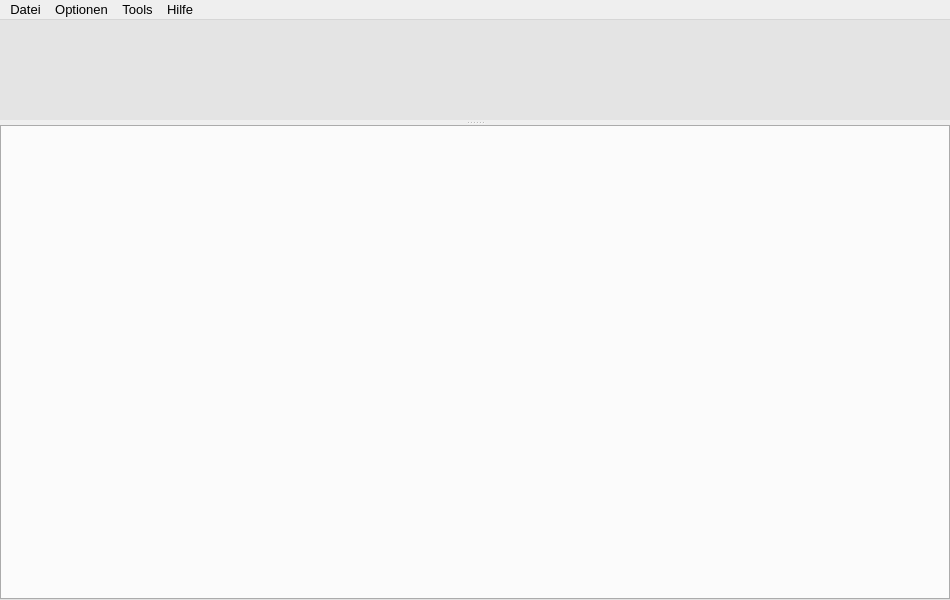
Qt form sfdlsauger.ui (DoctorW00/SFDLSaugerPro) before a commit.
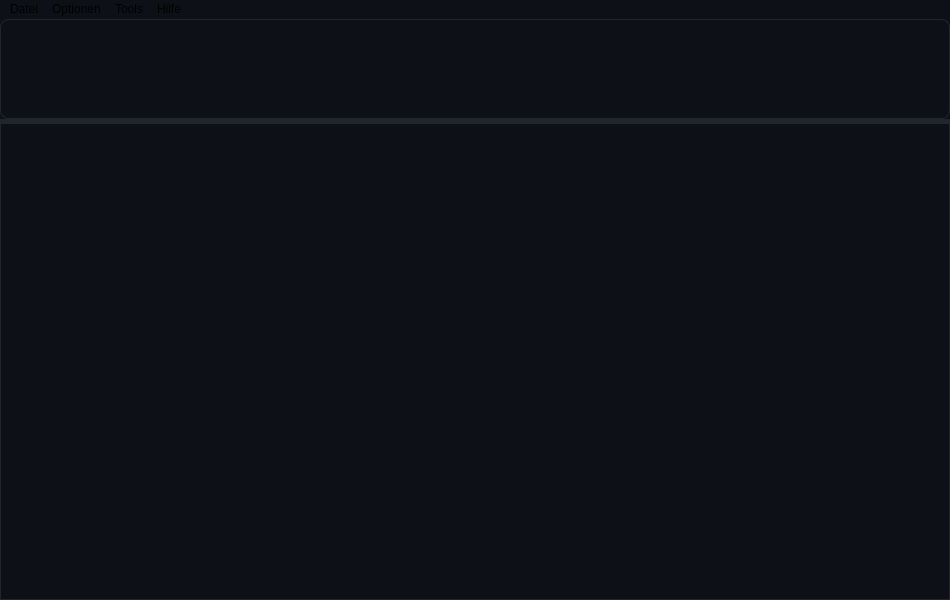
The same form after that commit. Icons and pictures are not drawn.

Patch:
```diff
--- a/sfdlsauger.ui
+++ b/sfdlsauger.ui
@@ -19,7 +19,7 @@
    <string>SFDLSauger Pro</string>
   </property>
   <property name="styleSheet">
-   <string notr="true"/>
+   <string notr="true">background-color: #0d1117;</string>
   </property>
   <property name="iconSize">
    <size>
@@ -48,7 +48,10 @@
      <widget class="QSplitter" name="splitter">
       <property name="styleSheet">
        <string notr="true">QSplitter::handle {
-	background: #FFFFFF url(:/gfx/splitter.png) center no-repeat;
+	background: #21262d;
+}
+QSplitter::handle:hover {
+	background: #58a6ff;
 }</string>
       </property>
       <property name="orientation">
@@ -109,8 +112,12 @@
         <bool>false</bool>
        </property>
        <property name="styleSheet">
-        <string notr="true">border: none;
-background: #e4e4e4;</string>
+        <string notr="true">border: 1px solid #21262d;
+background: #0d1117;
+color: #8b949e;
+font-size: 12px;
+border-radius: 8px;
+padding: 12px;</string>
        </property>
        <property name="frameShape">
         <enum>QFrame::Shape::Box</enum>
@@ -188,42 +195,27 @@
        </property>
        <property name="styleSheet">
         <string notr="true">QTabWidget::pane {
-	border: none;
-    /*background: #b0b0b0 url(:/gfx/tabbackground.png) center no-repeat;*/
-	background: #ffffff url(:/gfx/tabbackground.png) center no-repeat;
-	border-top: 1px solid black;
+	border: 1px solid #21262d;
+	border-top: none;
+	background: #0d1117;
+	border-radius: 0 0 8px 8px;
 }
 
 QTabWidget::tab-bar {
-    background: #ffffff ;
-}
-
-QTabWidget::tab-bar:top {
-    top: 1px;
-}
-
-QTabWidget::tab-bar:bottom {
-    bottom: 1px;
-}
-
-QTabWidget::tab-bar:left {
-    right: 1px;
-}
-
-QTabWidget::tab-bar:right {
-    left: 1px;
+    background: #161b22;
 }
 
 QTabBar::tab {
-	border: 1px solid #2d2d2d;
+	background: #21262d;
+	color: #8b949e;
+	padding: 10px 20px;
+	border-radius: 6px 6px 0 0;
 }
 
 QTabBar::tab:selected {
-    background: white;
-}
-
-QTabBar::tab:!selected {
-    background: silver;
+    background: #0d1117;
+	color: #58a6ff;
+	font-weight: 600;
 }
 
 QTabBar::tab:!selected:hover {
```
Left out of the diff: 5 changed lines with no effect on the pictures.
